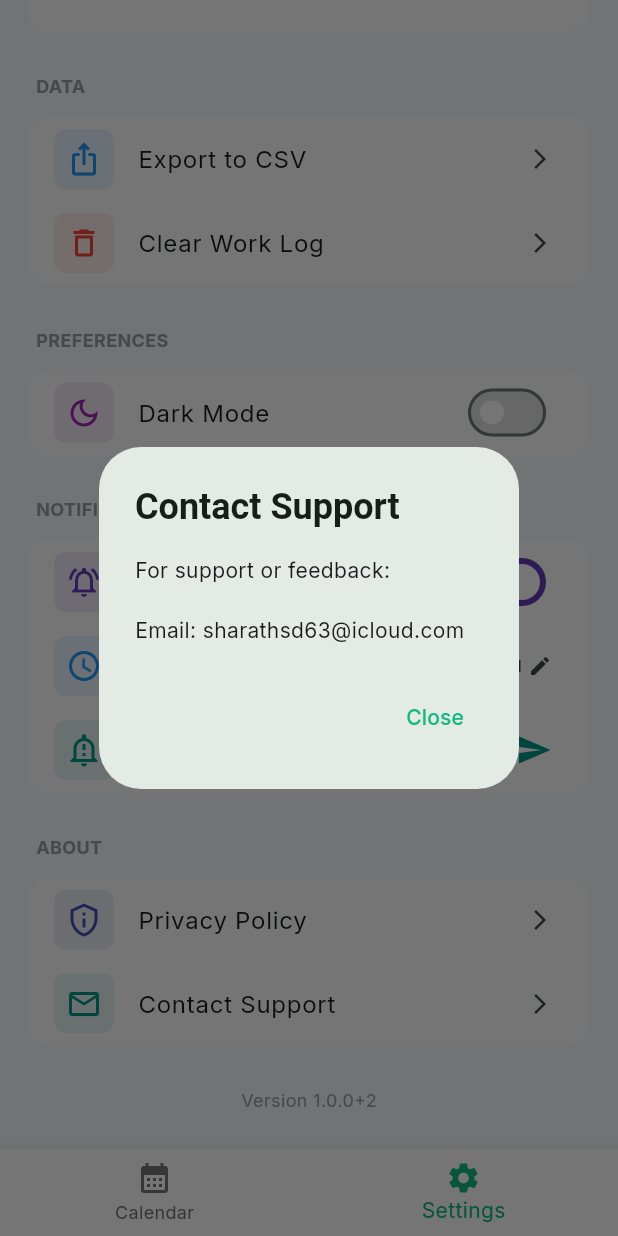
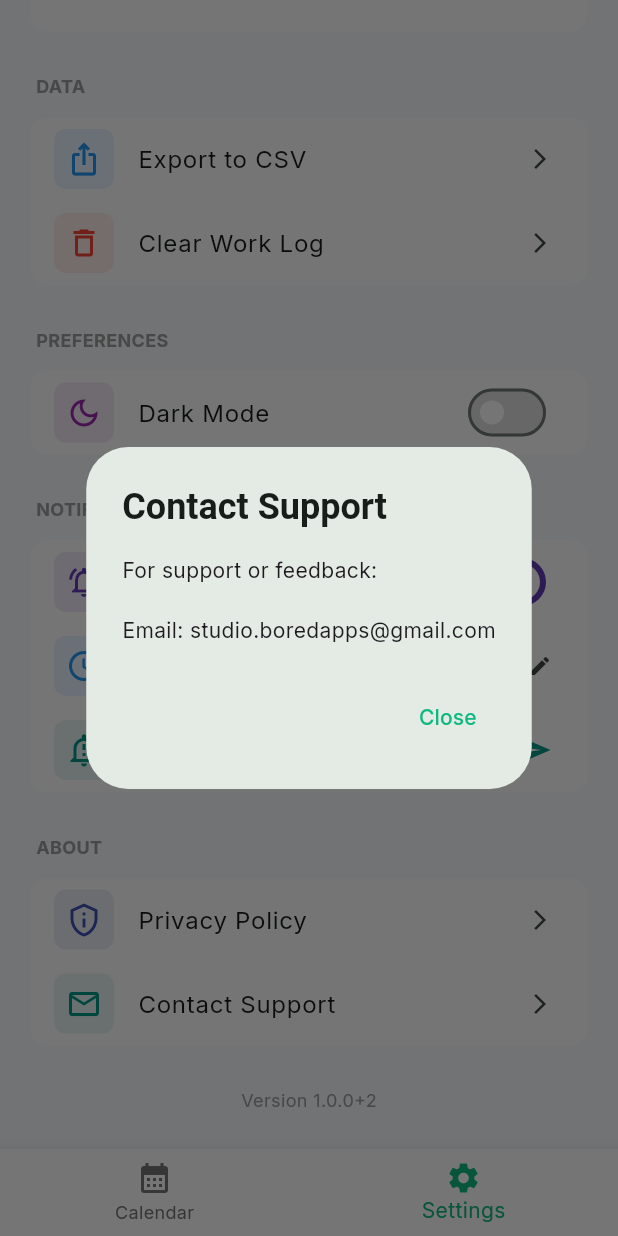
Before and after one commit to sharkie63/areuwfo, a Flutter app: the SettingsPageNew screen opened by its route, scrolled down 232 dp, after a tap on "Contact Support", on a phone screen of 412 x 824 dp. Run offline on Flutter 3.47's test engine with Material 3 defaults, Android fonts, the phone set to English and light mode, and no system bars; our stand-ins replace firebase_analytics, firebase_core, firebase_crashlytics, flutter_local_notifications, go_router, google_fonts and 4 more; accounts and stored records are empty.

Commit message:
Update contact emails to platform-specific addresses
- iOS: studio.boredapps@icloud.com
- Android: studio.boredapps@gmail.com
- Updated iOS deployment target to 15.0 for Firebase compatibility

```diff
--- a/lib/settings_page_new.dart
+++ b/lib/settings_page_new.dart
@@ -329,13 +329,18 @@ class _SettingsPageNewState extends State<SettingsPageNew> with AutomaticKeepAli
                   iconColor: Colors.teal,
                   title: 'Contact Support',
                   onTap: () {
+                    // Platform-specific email
+                    final email = Theme.of(context).platform == TargetPlatform.iOS
+                        ? 'studio.boredapps@icloud.com'
+                        : 'studio.boredapps@gmail.com';
+
                     showDialog(
                       context: context,
                       builder: (context) => AlertDialog(
                         title: const Text('Contact Support'),
-                        content: const Text(
+                        content: Text(
                           'For support or feedback:\n\n'
-                          'Email: sharathsd63@icloud.com',
+                          'Email: $email',
                         ),
                         actions: [
                           TextButton(
```
Also changed, not shown: 1 other file.
